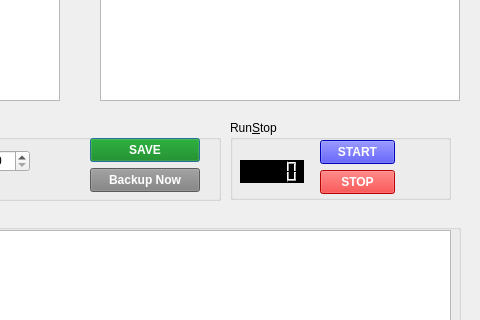
First picture: the form in file_backup.ui, repository anjy/PCBackupTool, before the edit; both pictures show x 320 to 800 and y 180 to 500 of the 800 by 600 pixel window.
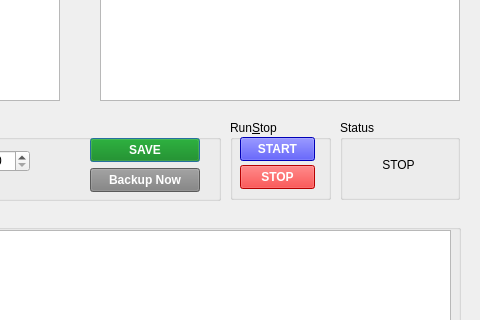
Second picture: the form after the edit.

Commit message: 변경내용 1. 스케쥴 시작/정지 2. 상태 3. 스케쥴 삭제

The edit to the form file:
```diff
--- a/file_backup.ui
+++ b/file_backup.ui
@@ -253,7 +253,7 @@
     <rect>
      <x>550</x>
      <y>300</y>
-     <width>221</width>
+     <width>101</width>
      <height>80</height>
     </rect>
    </property>
@@ -263,8 +263,8 @@
    <widget class="QPushButton" name="btn_get_status">
     <property name="geometry">
      <rect>
-      <x>90</x>
-      <y>20</y>
+      <x>10</x>
+      <y>17</y>
       <width>75</width>
       <height>24</height>
      </rect>
@@ -282,8 +282,8 @@
    <widget class="QPushButton" name="btn_stop_status">
     <property name="geometry">
      <rect>
-      <x>90</x>
-      <y>50</y>
+      <x>10</x>
+      <y>45</y>
       <width>75</width>
       <height>24</height>
      </rect>
@@ -295,171 +295,6 @@
      <string>STOP</string>
     </property>
    </widget>
-   <widget class="QLCDNumber" name="lcd_timer">
-    <property name="geometry">
-     <rect>
-      <x>10</x>
-      <y>40</y>
-      <width>64</width>
-      <height>23</height>
-     </rect>
-    </property>
-    <property name="palette">
-     <palette>
-      <active>
-       <colorrole role="WindowText">
-        <brush brushstyle="SolidPattern">
-         <color alpha="255">
-          <red>255</red>
-          <green>255</green>
-          <blue>255</blue>
-         </color>
-        </brush>
-       </colorrole>
-       <colorrole role="Button">
-        <brush brushstyle="SolidPattern">
-         <color alpha="255">
-          <red>0</red>
-          <green>0</green>
-          <blue>0</blue>
-         </color>
-        </brush>
-       </colorrole>
-       <colorrole role="Text">
-        <brush brushstyle="SolidPattern">
-         <color alpha="255">
-          <red>0</red>
-          <green>0</green>
-          <blue>0</blue>
-         </color>
-        </brush>
-       </colorrole>
-       <colorrole role="Base">
-        <brush brushstyle="SolidPattern">
-         <color alpha="255">
-          <red>0</red>
-          <green>0</green>
-          <blue>0</blue>
-         </color>
-        </brush>
-       </colorrole>
-       <colorrole role="Window">
-        <brush brushstyle="SolidPattern">
-         <color alpha="255">
-          <red>0</red>
-          <green>0</green>
-          <blue>0</blue>
-         </color>
-        </brush>
-       </colorrole>
-      </active>
-      <inactive>
-       <colorrole role="WindowText">
-        <brush brushstyle="SolidPattern">
-         <color alpha="255">
-          <red>255</red>
-          <green>255</green>
-          <blue>255</blue>
-         </color>
-        </brush>
-       </colorrole>
-       <colorrole role="Button">
-        <brush brushstyle="SolidPattern">
-         <color alpha="255">
-          <red>0</red>
-          <green>0</green>
-          <blue>0</blue>
-         </color>
-        </brush>
-       </colorrole>
-       <colorrole role="Text">
-        <brush brushstyle="SolidPattern">
-         <color alpha="255">
-          <red>0</red>
-          <green>0</green>
-          <blue>0</blue>
-         </color>
-        </brush>
-       </colorrole>
-       <colorrole role="Base">
-        <brush brushstyle="SolidPattern">
-         <color alpha="255">
-          <red>0</red>
-          <green>0</green>
-          <blue>0</blue>
-         </color>
-        </brush>
-       </colorrole>
-       <colorrole role="Window">
-        <brush brushstyle="SolidPattern">
-         <color alpha="255">
-          <red>0</red>
-          <green>0</green>
-          <blue>0</blue>
-         </color>
-        </brush>
-       </colorrole>
-      </inactive>
-      <disabled>
-       <colorrole role="WindowText">
-        <brush brushstyle="SolidPattern">
-         <color alpha="255">
-          <red>120</red>
-          <green>120</green>
-          <blue>120</blue>
-         </color>
-        </brush>
-       </colorrole>
-       <colorrole role="Button">
-        <brush brushstyle="SolidPattern">
-         <color alpha="255">
-          <red>0</red>
-          <green>0</green>
-          <blue>0</blue>
-         </color>
-        </brush>
-       </colorrole>
-       <colorrole role="Text">
-        <brush brushstyle="SolidPattern">
-         <color alpha="255">
-          <red>120</red>
-          <green>120</green>
-          <blue>120</blue>
-         </color>
-        </brush>
-       </colorrole>
-       <colorrole role="Base">
-        <brush brushstyle="SolidPattern">
-         <color alpha="255">
-          <red>0</red>
-          <green>0</green>
-          <blue>0</blue>
-         </color>
-        </brush>
-       </colorrole>
-       <colorrole role="Window">
-        <brush brushstyle="SolidPattern">
-         <color alpha="255">
-          <red>0</red>
-          <green>0</green>
-          <blue>0</blue>
-         </color>
-        </brush>
-       </colorrole>
-      </disabled>
-     </palette>
-    </property>
-    <property name="font">
-     <font>
-      <family>Arial Black</family>
-      <weight>75</weight>
-      <bold>true</bold>
-     </font>
-    </property>
-    <property name="styleSheet">
-     <string notr="true">background-color: black; font-color: green; font-weight: bold;</string>
-    </property>
-   </widget>
   </widget>
   <widget class="QPushButton" name="btn_create_dir">
    <property name="geometry">
@@ -474,6 +309,41 @@
     <string>New Dir</string>
    </property>
   </widget>
+  <widget class="QGroupBox" name="groupBox_4">
+   <property name="geometry">
+    <rect>
+     <x>660</x>
+     <y>300</y>
+     <width>120</width>
+     <height>80</height>
+    </rect>
+   </property>
+   <property name="title">
+    <string>Status</string>
+   </property>
+   <widget class="QLabel" name="label_running">
+    <property name="geometry">
+     <rect>
+      <x>6</x>
+      <y>20</y>
+      <width>105</width>
+      <height>50</height>
+     </rect>
+    </property>
+    <property name="text">
+     <string>STOP</string>
+    </property>
+    <property name="textFormat">
+     <enum>Qt::RichText</enum>
+    </property>
+    <property name="alignment">
+     <set>Qt::AlignCenter</set>
+    </property>
+    <property name="margin">
+     <number>10</number>
+    </property>
+   </widget>
+  </widget>
  </widget>
  <resources/>
  <connections/>
```
The commit also changes 2 other files.
